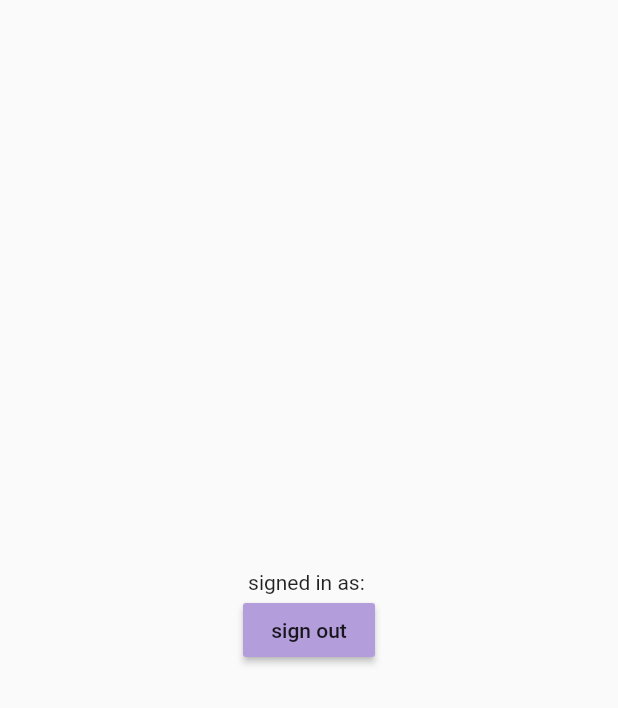
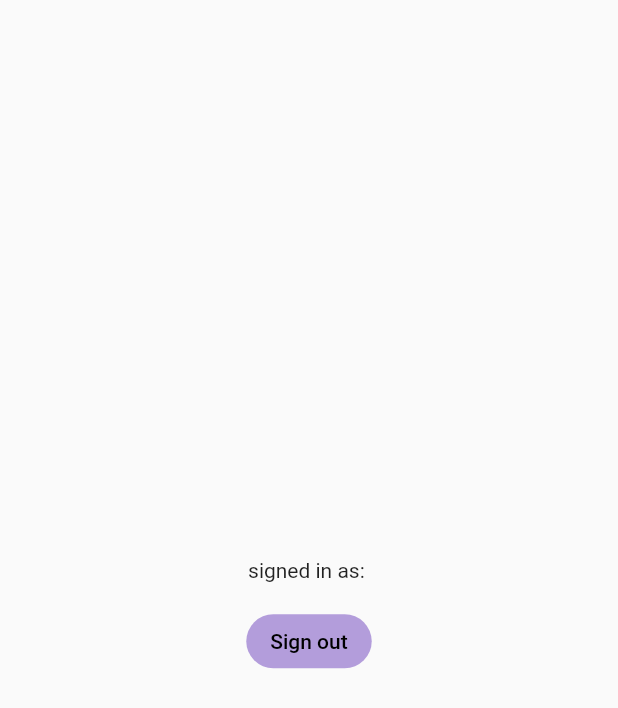
Before and after one commit to olenaaa/MAS-HW1, a Flutter app: the screen it shows once a user with an empty profile is signed in, on a phone screen of 412 x 824 dp. Shown: the top 708 px of the screen. Run offline on Flutter 3.47's test engine with Material 2 defaults, Android fonts, the phone set to English and light mode, and no system bars; our stand-ins replace firebase_auth, firebase_core; accounts and stored records are empty; statements that could not run were skipped.

Commit message:
add rounded corner to signout button

```diff
--- a/lib/pages/home_page.dart
+++ b/lib/pages/home_page.dart
@@ -19,13 +19,23 @@ class _HomePageState extends State<HomePage> {
         mainAxisAlignment: MainAxisAlignment.center,
         children: [
           Text('signed in as: ' + user.email!),
-          MaterialButton(
+          SizedBox(
+            height: 15,
+          ),
+          ElevatedButton(
+            style: ElevatedButton.styleFrom(
+                backgroundColor: Colors.deepPurple[200],
+                elevation: 0,
+                shape: RoundedRectangleBorder(
+                    borderRadius: BorderRadius.circular(30))),
+            child: const Text(
+              "Sign out",
+              style: TextStyle(color: Colors.black, fontSize: 14),
+            ),
             onPressed: () {
               FirebaseAuth.instance.signOut();
             },
-            color: Colors.deepPurple[200],
-            child: Text('sign out'),
-          )
+          ),
         ],
       )),
     );
```
